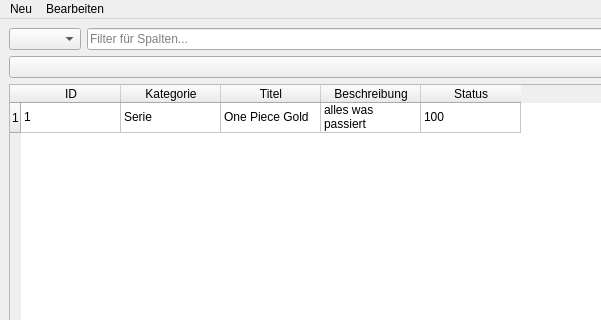
This is templates/backlog_manager_main.ui in Wholffe/BacklogManager as Qt 5 draws it before an edit; both pictures show x 0 to 601 and y 0 to 320 of the 864 by 756 pixel window. The edited form follows.
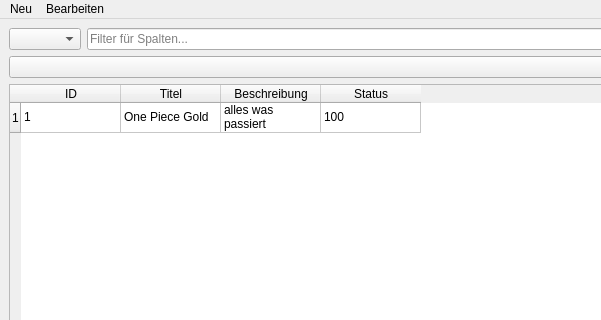
This is the edited form.

Commit message: display widget items on sidebar

```diff
--- a/templates/backlog_manager_main.ui
+++ b/templates/backlog_manager_main.ui
@@ -50,11 +50,6 @@
         <string>ID</string>
        </property>
       </column>
-      <column>
-       <property name="text">
-        <string>Kategorie</string>
-       </property>
-      </column>
       <column>
        <property name="text">
         <string>Titel</string>
@@ -77,20 +72,15 @@
       </item>
       <item row="0" column="1">
        <property name="text">
-        <string>Serie</string>
-       </property>
-      </item>
-      <item row="0" column="2">
-       <property name="text">
         <string>One Piece Gold</string>
        </property>
       </item>
-      <item row="0" column="3">
+      <item row="0" column="2">
        <property name="text">
         <string>alles was passiert</string>
        </property>
       </item>
-      <item row="0" column="4">
+      <item row="0" column="3">
        <property name="text">
         <string>100</string>
        </property>
```
Left out of the diff: 6 changed lines with no effect on the pictures. The commit also changes 2 other files.
